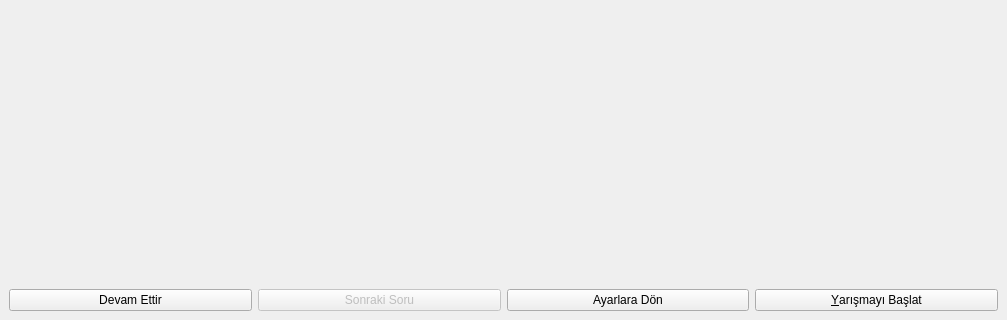
This is stackedwidget.ui in atakli/BilgiYarismasi as Qt 5 draws it before an edit; both pictures show x 0 to 1007 and y 521 to 841 of the 1007 by 841 pixel window. The edited form follows.
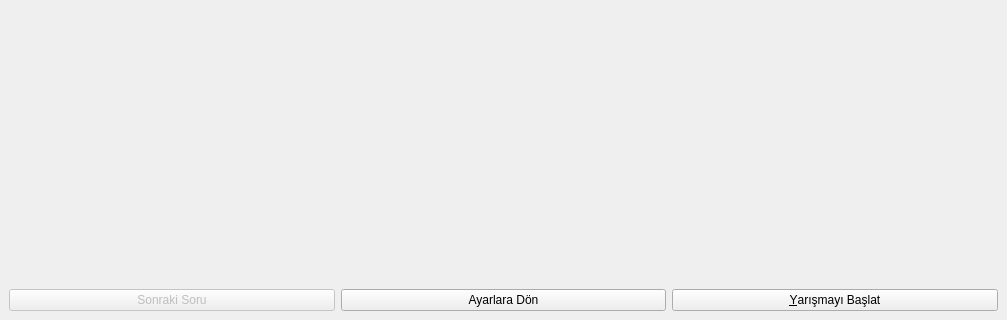
This is the edited form.

```diff
--- a/stackedwidget.ui
+++ b/stackedwidget.ui
@@ -170,13 +170,6 @@
       </item>
       <item>
        <layout class="QHBoxLayout" name="horizontalLayout_2">
-        <item>
-         <widget class="QPushButton" name="continuePushButton">
-          <property name="text">
-           <string>Devam Ettir</string>
-          </property>
-         </widget>
-        </item>
         <item>
          <widget class="QPushButton" name="nextQuestionPushButton">
           <property name="enabled">
```
